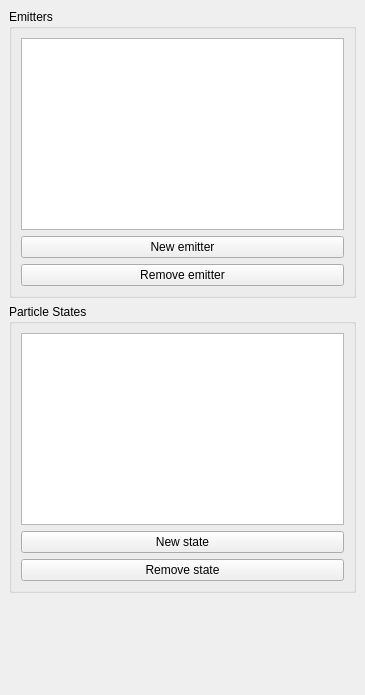
Vavius/moai-ide, file editor/layout/particleeditor.ui: the form before one commit.
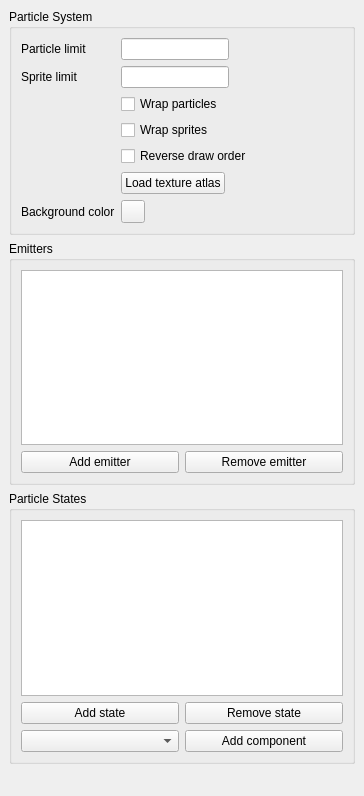
The form after the commit.

Diff of the .ui file:
```diff
--- a/editor/layout/particleeditor.ui
+++ b/editor/layout/particleeditor.ui
@@ -6,8 +6,8 @@
    <rect>
     <x>0</x>
     <y>0</y>
-    <width>365</width>
-    <height>695</height>
+    <width>364</width>
+    <height>796</height>
    </rect>
   </property>
   <property name="windowTitle">
@@ -15,33 +15,119 @@
   </property>
   <widget class="QWidget" name="dockWidgetContents">
    <layout class="QVBoxLayout" name="verticalLayout">
+    <item>
+     <widget class="QGroupBox" name="groupBox_3">
+      <property name="title">
+       <string>Particle System</string>
+      </property>
+      <layout class="QFormLayout" name="formLayout">
+       <property name="fieldGrowthPolicy">
+        <enum>QFormLayout::FieldsStayAtSizeHint</enum>
+       </property>
+       <item row="0" column="0">
+        <widget class="QLabel" name="lblMaxParticles">
+         <property name="text">
+          <string>Particle limit</string>
+         </property>
+        </widget>
+       </item>
+       <item row="0" column="1">
+        <widget class="QLineEdit" name="editParticleLimit"/>
+       </item>
+       <item row="1" column="0">
+        <widget class="QLabel" name="lblMaxSprites">
+         <property name="text">
+          <string>Sprite limit</string>
+         </property>
+        </widget>
+       </item>
+       <item row="1" column="1">
+        <widget class="QLineEdit" name="editSpriteLimit"/>
+       </item>
+       <item row="2" column="1">
+        <widget class="QCheckBox" name="chkWrapParticles">
+         <property name="text">
+          <string>Wrap particles</string>
+         </property>
+        </widget>
+       </item>
+       <item row="3" column="1">
+        <widget class="QCheckBox" name="chkWrapSprites">
+         <property name="text">
+          <string>Wrap sprites</string>
+         </property>
+        </widget>
+       </item>
+       <item row="4" column="1">
+        <widget class="QCheckBox" name="chkReverseDraw">
+         <property name="text">
+          <string>Reverse draw order</string>
+         </property>
+        </widget>
+       </item>
+       <item row="5" column="1">
+        <widget class="QPushButton" name="btnTexture">
+         <property name="text">
+          <string>Load texture atlas</string>
+         </property>
+        </widget>
+       </item>
+       <item row="6" column="1">
+        <widget class="QToolButton" name="btnBgColor">
+         <property name="text">
+          <string/>
+         </property>
+        </widget>
+       </item>
+       <item row="6" column="0">
+        <widget class="QLabel" name="lblColor">
+         <property name="text">
+          <string>Background color</string>
+         </property>
+        </widget>
+       </item>
+      </layout>
+     </widget>
+    </item>
     <item>
      <widget class="QGroupBox" name="groupBox">
       <property name="title">
        <string>Emitters</string>
       </property>
-      <layout class="QVBoxLayout" name="verticalLayout_2">
-       <item>
-        <widget class="QListWidget" name="listEmitter">
-         <property name="selectionRectVisible">
-          <bool>true</bool>
-         </property>
-        </widget>
-       </item>
-       <item>
+      <layout class="QGridLayout" name="gridLayout">
+       <item row="1" column="0">
         <widget class="QPushButton" name="btnAddEmitter">
          <property name="text">
-          <string>New emitter</string>
+          <string>Add emitter</string>
          </property>
         </widget>
        </item>
-       <item>
+       <item row="1" column="1">
         <widget class="QPushButton" name="btnDeleteEmitter">
          <property name="text">
           <string>Remove emitter</string>
          </property>
         </widget>
        </item>
+       <item row="0" column="0" colspan="2">
+        <widget class="QListWidget" name="listEmitter">
+         <property name="sizePolicy">
+          <sizepolicy hsizetype="Expanding" vsizetype="Expanding">
+           <horstretch>0</horstretch>
+           <verstretch>0</verstretch>
+          </sizepolicy>
+         </property>
+         <property name="editTriggers">
+          <set>QAbstractItemView::NoEditTriggers</set>
+         </property>
+         <property name="showDropIndicator" stdset="0">
+          <bool>false</bool>
+         </property>
+         <property name="selectionRectVisible">
+          <bool>true</bool>
+         </property>
+        </widget>
+       </item>
       </layout>
      </widget>
     </item>
@@ -50,28 +136,50 @@
       <property name="title">
        <string>Particle States</string>
       </property>
-      <layout class="QVBoxLayout" name="verticalLayout_3">
-       <item>
-        <widget class="QListWidget" name="listState">
-         <property name="selectionRectVisible">
-          <bool>true</bool>
-         </property>
-        </widget>
-       </item>
-       <item>
+      <layout class="QGridLayout" name="gridLayout_2">
+       <item row="1" column="0">
         <widget class="QPushButton" name="btnAddState">
          <property name="text">
-          <string>New state</string>
+          <string>Add state</string>
          </property>
         </widget>
        </item>
-       <item>
+       <item row="2" column="0">
+        <widget class="QComboBox" name="cmbComponent"/>
+       </item>
+       <item row="2" column="1">
+        <widget class="QPushButton" name="btnAddComponent">
+         <property name="text">
+          <string>Add component</string>
+         </property>
+        </widget>
+       </item>
+       <item row="1" column="1">
         <widget class="QPushButton" name="btnDeleteState">
          <property name="text">
           <string>Remove state</string>
          </property>
         </widget>
        </item>
+       <item row="0" column="0" colspan="2">
+        <widget class="QListWidget" name="listState">
+         <property name="sizePolicy">
+          <sizepolicy hsizetype="Expanding" vsizetype="Expanding">
+           <horstretch>0</horstretch>
+           <verstretch>0</verstretch>
+          </sizepolicy>
+         </property>
+         <property name="editTriggers">
+          <set>QAbstractItemView::NoEditTriggers</set>
+         </property>
+         <property name="showDropIndicator" stdset="0">
+          <bool>false</bool>
+         </property>
+         <property name="selectionRectVisible">
+          <bool>true</bool>
+         </property>
+        </widget>
+       </item>
       </layout>
       <zorder>listWidget_2</zorder>
       <zorder>listState</zorder>
```
Left out of the diff: 249 changed lines with no effect on the pictures.
